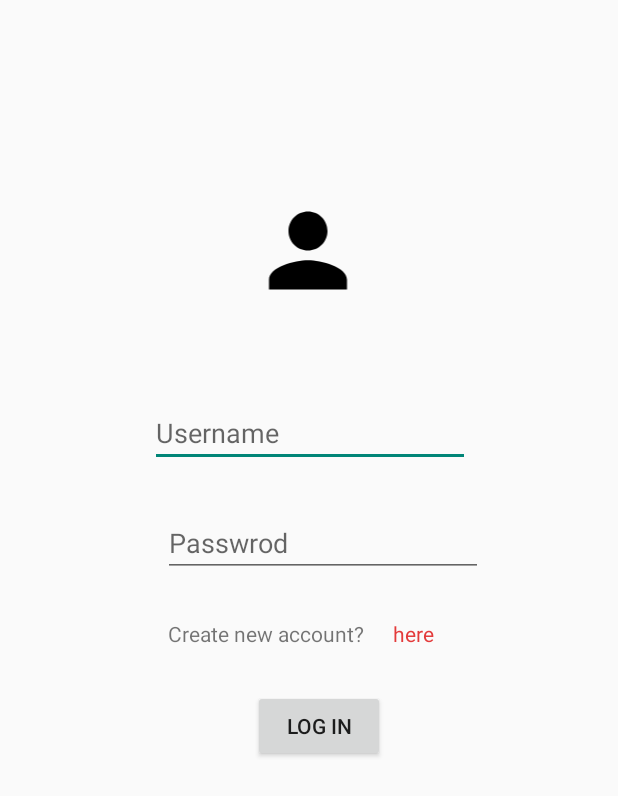
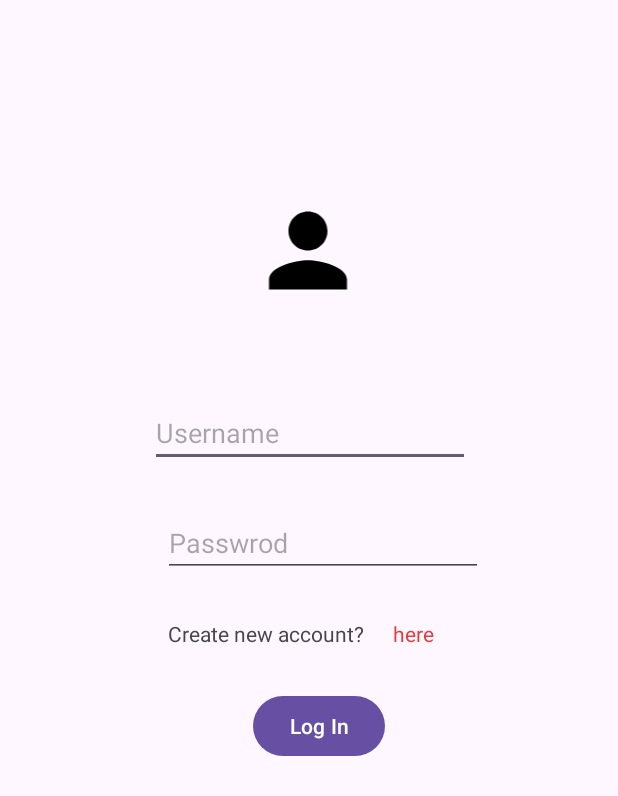
Before and after one commit to thecodemonster1/Wonder-Trip, an Android app: the screen it shows after launch (MainActivity), on a phone screen of 412 x 824 dp. Shown: the top 796 px of the screen. Run offline under Robolectric (Android 15) with nearby library versions, the phone set to English and light mode, and no system bars; our stand-ins replace Firebase (no records; nobody signed in at launch, a user with empty details on screens opened directly).

Commit message:
bug fixes

```diff
--- a/app/src/main/res/values-night/themes.xml
+++ b/app/src/main/res/values-night/themes.xml
@@ -1,6 +1,6 @@
 <resources xmlns:tools="http://schemas.android.com/tools">
     <!-- Base application theme. -->
-    <style name="Base.Theme.WonderTripProject" parent="Theme.AppCompat.DayNight.NoActionBar">
+    <style name="Base.Theme.WonderTripProject" parent="Theme.Material3.DayNight.NoActionBar">
         <!-- Customize your dark theme here. -->
         <!-- <item name="colorPrimary">@color/my_dark_primary</item> -->
         <item name="android:statusBarColor">@color/black</item>
--- a/app/src/main/res/values/themes.xml
+++ b/app/src/main/res/values/themes.xml
@@ -1,9 +1,9 @@
 <resources xmlns:tools="http://schemas.android.com/tools">
     <!-- Base application theme. -->
-    <style name="Base.Theme.WonderTripProject" parent="Theme.AppCompat.DayNight.NoActionBar">
+    <style name="Base.Theme.WonderTripProject" parent="Theme.Material3.DayNight.NoActionBar">
         <!-- Customize your light theme here. -->
         <!-- <item name="colorPrimary">@color/my_light_primary</item> -->
-        <item name="android:statusBarColor">@color/black</item>
+        <item name="android:statusBarColor">@color/white</item>
     </style>
 
     <style name="Theme.WonderTripProject" parent="Base.Theme.WonderTripProject" />
```
Also changed, not shown: app/build.gradle (+3 -50 lines), build.gradle (+0 -10 lines).
